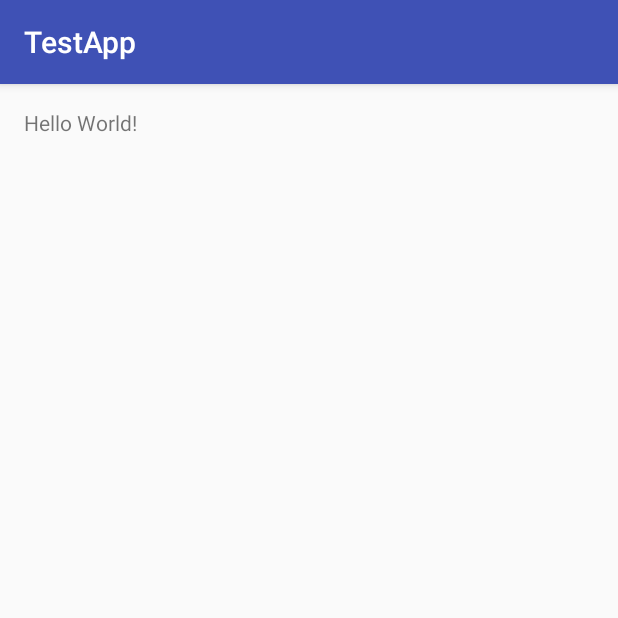
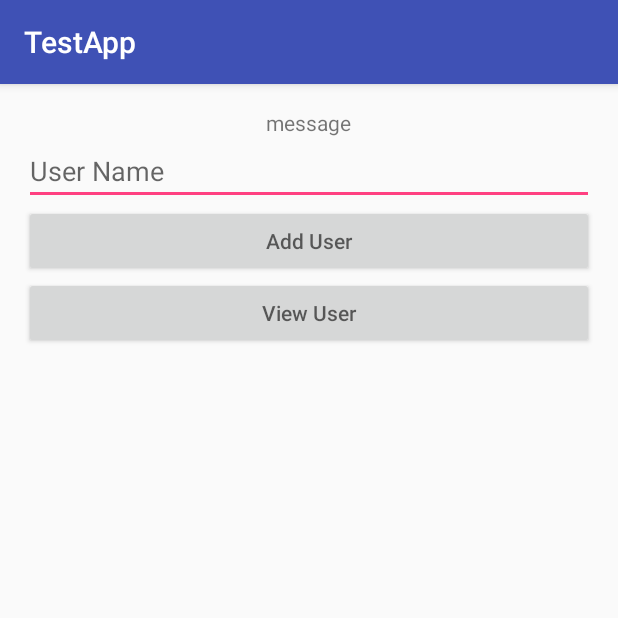
Before and after one commit to raza30492/TestApp, an Android app: the screen it shows after launch (MainActivity), on a phone screen of 412 x 824 dp, the top half of it. Run offline under Robolectric (Android 15) with nearby library versions, the phone set to English and light mode, and no system bars; libraries missing offline, so code that uses them is left out: org.greenrobot.greendao; 5 statements that could not run were skipped.

Commit message:
commit 2:  basic working greendao
basic insert and load

```diff
--- a/app/src/main/AndroidManifest.xml
+++ b/app/src/main/AndroidManifest.xml
@@ -3,6 +3,7 @@
     package="com.example.testapp">
 
     <application
+        android:name=".App"
         android:allowBackup="true"
         android:icon="@mipmap/ic_launcher"
         android:label="@string/app_name"
--- /dev/null
+++ b/app/src/main/java/com/example/testapp/App.java
@@ -0,0 +1,32 @@
+package com.example.testapp;
+
+import android.app.Application;
+
+import com.example.testapp.entity.DaoMaster;
+import com.example.testapp.entity.DaoSession;
+
+import org.greenrobot.greendao.database.Database;
+
+/**
+ * Created by razamd on 2/28/2017.
+ */
+
+public class App extends Application {
+    private static final String TAG = App.class.getSimpleName();
+
+    public static final boolean ENCRYPTED = true;
+    private DaoSession daoSession;
+
+    @Override
+    public void onCreate() {
+        super.onCreate();
+        DaoMaster.DevOpenHelper helper = new DaoMaster.DevOpenHelper(this, ENCRYPTED ? "notes-db-encrypted" : "notes-db");
+        Database db = ENCRYPTED ? helper.getEncryptedWritableDb("super-secret") : helper.getWritableDb();
+        daoSession = new DaoMaster(db).newSession();
+    }
+
+    public DaoSession getDaoSession(){
+        return daoSession;
+    }
+
+}
--- a/app/src/main/java/com/example/testapp/MainActivity.java
+++ b/app/src/main/java/com/example/testapp/MainActivity.java
@@ -2,12 +2,58 @@ package com.example.testapp;
 
 import android.support.v7.app.AppCompatActivity;
 import android.os.Bundle;
+import android.util.Log;
+import android.view.View;
+import android.widget.Button;
+import android.widget.EditText;
+import android.widget.TextView;
+
+import com.example.testapp.entity.DaoSession;
+import com.example.testapp.entity.User;
+import com.example.testapp.entity.UserDao;
+
+import java.util.List;
 
 public class MainActivity extends AppCompatActivity {
+
+    private final String TAG = MainActivity.class.getSimpleName();
+
+    private TextView textView;
+    private EditText username;
+
+    private UserDao userDao;
 
     @Override
     protected void onCreate(Bundle savedInstanceState) {
         super.onCreate(savedInstanceState);
         setContentView(R.layout.activity_main);
+
+        DaoSession daoSession = ((App)getApplication()).getDaoSession();
+        userDao = daoSession.getUserDao();
+
+        textView = (TextView) findViewById(R.id.message);
+        username = (EditText) findViewById(R.id.username);
+
+    }
+
+    public void addUser(View v){
+        if(username.getText().toString().equals("")){
+            textView.setText("Enter Username first");
+        }else{
+            User user = new User(null, username.getText().toString());
+            userDao.insert(user);
+            Log.d(TAG, "Inserted new User, ID: " + user.getId());
+            textView.setText("Inserted new User, ID: " + user.getId());
+            username.setText("");
+        }
+    }
+
+    public void viewUser(View v){
+        List<User> users = userDao.loadAll();
+        String message = "";
+        for (User user: users){
+            message += user.getName() + '\n' ;
+        }
+        textView.setText(message);
     }
 }
--- a/app/src/main/res/layout/activity_main.xml
+++ b/app/src/main/res/layout/activity_main.xml
@@ -13,5 +13,29 @@
     <TextView
         android:layout_width="wrap_content"
         android:layout_height="wrap_content"
-        android:text="Hello World!" />
+        android:layout_centerHorizontal="true"
+        android:id="@+id/message"
+        android:text="message" />
+
+    <EditText
+        android:layout_width="match_parent"
+        android:layout_height="wrap_content"
+        android:layout_below="@+id/message"
+        android:hint="User Name"
+        android:id="@+id/username"/>
+
+    <Button
+        android:layout_width="match_parent"
+        android:layout_height="wrap_content"
+        android:id="@+id/btn"
+        android:layout_below="@+id/username"
+        android:hint="Add User"
+        android:onClick="addUser"/>
+    <Button
+        android:layout_width="match_parent"
+        android:layout_height="wrap_content"
+        android:id="@+id/btn2"
+        android:layout_below="@+id/btn"
+        android:hint="View User"
+        android:onClick="viewUser"/>
 </RelativeLayout>
--- a/build.gradle
+++ b/build.gradle
@@ -3,9 +3,11 @@
 buildscript {
     repositories {
         jcenter()
+        mavenCentral()
     }
     dependencies {
         classpath 'com.android.tools.build:gradle:2.2.3'
+        classpath 'org.greenrobot:greendao-gradle-plugin:3.2.1'
 
         // NOTE: Do not place your application dependencies here; they belong
         // in the individual module build.gradle files
```
Also changed, not shown: app/build.gradle (+10 -0 lines), app/src/main/java/com/example/testapp/entity/User.java (added, +46 -0 lines).
